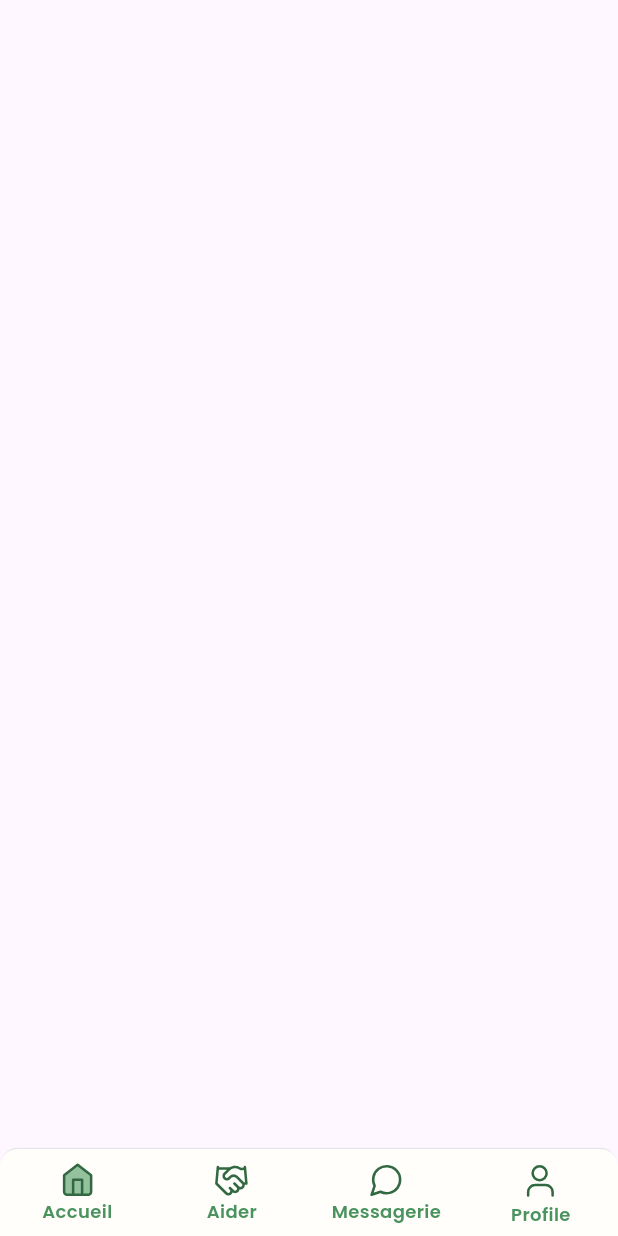
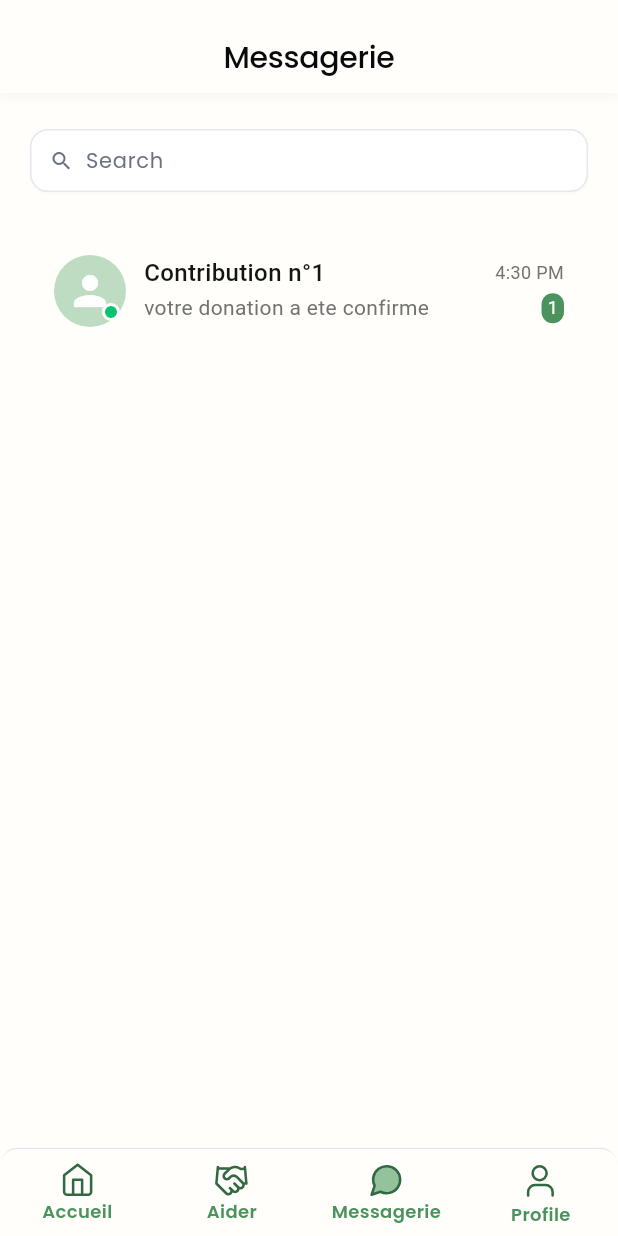
Before and after one commit to whales-team-jucktionXalgeries/al_insan_mobile_app, a Flutter app: the screen it shows after launch, on a phone screen of 412 x 824 dp. Run offline on Flutter 3.47's test engine with Material 3 defaults, Android fonts, the phone set to English and light mode, and no system bars; our stand-ins replace camera, diacritic, flutter_svg, gallery_saver, image_picker, supabase_flutter and 1 more; accounts and stored records are empty.

Commit message:
just finished empty chats page and full chats page

```diff
--- a/front-end/lib/components/footer.dart
+++ b/front-end/lib/components/footer.dart
@@ -1,14 +1,24 @@
 import 'package:al_insan_app_front/theme/colors.dart';
 import 'package:flutter/material.dart';
 import 'package:flutter_svg/flutter_svg.dart';
+import '../pages/chats.dart';
 
 class CustomFooter extends StatefulWidget {
+  final int selectedIndex;
+  const CustomFooter({Key? key, this.selectedIndex = 0}) : super(key: key);
+
   @override
   _CustomFooterState createState() => _CustomFooterState();
 }
 
 class _CustomFooterState extends State<CustomFooter> {
-  int _currentIndex = 0;
+  late int _currentIndex;
+
+  @override
+  void initState() {
+    super.initState();
+    _currentIndex = widget.selectedIndex;
+  }
 
   final List<String> _titles = ['Accueil', 'Aider', 'Messagerie', 'Profile'];
 
@@ -25,6 +35,17 @@ class _CustomFooterState extends State<CustomFooter> {
     'assets/icons/message-full.svg',
     'assets/icons/user_full.svg',
   ];
+
+  void _onItemTapped(int index) {
+    if (index == _currentIndex) return;
+    if (index == 2) {
+      Navigator.pushReplacement(
+        context,
+        MaterialPageRoute(builder: (context) => const ChatsPage()),
+      );
+    }
+    // Add navigation for other indices if needed
+  }
 
   @override
   Widget build(BuildContext context) {
@@ -65,11 +86,7 @@ class _CustomFooterState extends State<CustomFooter> {
           elevation: 0,
           iconSize: 32,
           currentIndex: _currentIndex,
-          onTap: (index) {
-            setState(() {
-              _currentIndex = index;
-            });
-          },
+          onTap: _onItemTapped,
           items: List.generate(_titles.length, (index) {
             return BottomNavigationBarItem(
               icon: SvgPicture.asset(
--- a/front-end/lib/main.dart
+++ b/front-end/lib/main.dart
@@ -2,6 +2,8 @@ import 'package:flutter/material.dart';
 import 'pages/welcome.dart';
 import '../../components/footer.dart';
 import 'pages/sign_up_page.dart';
+import 'pages/chats.dart';
+import 'pages/chats_full.dart';
 
 void main() {
   runApp(const MyApp());
@@ -15,17 +17,7 @@ class MyApp extends StatelessWidget {
     return MaterialApp(
       debugShowCheckedModeBanner: false,
       title: 'DevConnect',
-
-      home: Scaffold(
-        body: SingleChildScrollView(
-          child: Column(
-            children: [
-              // Your scrollable content here
-            ],
-          ),
-        ),
-        bottomNavigationBar: CustomFooter(),
-      ),
+      home: const ChatsFull(),
     );
   }
 }
--- /dev/null
+++ b/front-end/lib/pages/chats_full.dart
@@ -0,0 +1,281 @@
+import 'package:al_insan_app_front/theme/colors.dart';
+import 'package:flutter/material.dart';
+import '../../components/footer.dart';
+import 'conversation.dart';
+
+class ChatsFull extends StatefulWidget {
+  const ChatsFull({Key? key}) : super(key: key);
+
+  @override
+  State<ChatsFull> createState() => _ChatsFullState();
+}
+
+class _ChatsFullState extends State<ChatsFull> {
+  bool hasUnread = true;
+
+  @override
+  Widget build(BuildContext context) {
+    return Scaffold(
+      backgroundColor: AppColors.background,
+      body: SafeArea(
+        child: Column(
+          children: [
+            // Top section with white background (messagerie container)
+            Container(
+              width: 414,
+              padding: const EdgeInsets.symmetric(horizontal: 18, vertical: 12),
+              decoration: BoxDecoration(
+                color: AppColors.background,
+                boxShadow: [
+                  BoxShadow(
+                    color: Color(0x3FE4E4E7),
+                    blurRadius: 4,
+                    offset: Offset(0, 4),
+                    spreadRadius: 0,
+                  )
+                ],
+              ),
+              child: Row(
+                mainAxisSize: MainAxisSize.min,
+                mainAxisAlignment: MainAxisAlignment.center,
+                crossAxisAlignment: CrossAxisAlignment.center,
+                children: [
+                  Padding(
+                    padding: const EdgeInsets.only(top: 14),
+                    child: SizedBox(
+                      width: 294,
+                      child: Text(
+                        'Messagerie',
+                        textAlign: TextAlign.center,
+                        style: TextStyle(
+                          color: Color(0xFF09090B),
+                          fontSize: 20,
+                          fontFamily: 'Poppins',
+                          fontWeight: FontWeight.w500,
+                          height: 1.20,
+                          letterSpacing: -0.20,
+                        ),
+                      ),
+                    ),
+                  ),
+                ],
+              ),
+            ),
+            const SizedBox(height: 24),
+            Padding(
+              padding: const EdgeInsets.symmetric(horizontal: 20),
+              child: Column(
+                mainAxisSize: MainAxisSize.min,
+                mainAxisAlignment: MainAxisAlignment.start,
+                crossAxisAlignment: CrossAxisAlignment.start,
+                spacing: 10,
+                children: [
+                  Container(
+                    width: double.infinity,
+                    padding: const EdgeInsets.symmetric(horizontal: 12, vertical: 10),
+                    decoration: ShapeDecoration(
+                      color: Colors.white,
+                      shape: RoundedRectangleBorder(
+                        side: BorderSide(
+                          width: 1,
+                          color: const Color(0xFFE5E7EB),
+                        ),
+                        borderRadius: BorderRadius.circular(12),
+                      ),
+                      shadows: [
+                        BoxShadow(
+                          color: Color(0x051D293D),
+                          blurRadius: 0.50,
+                          offset: Offset(0, 1),
+                          spreadRadius: 0.05,
+                        )
+                      ],
+                    ),
+                    child: Row(
+                      mainAxisAlignment: MainAxisAlignment.start,
+                      crossAxisAlignment: CrossAxisAlignment.center,
+                      children: [
+                        SizedBox(
+                          width: 16,
+                          height: 16,
+                          child: Icon(
+                            Icons.search,
+                            size: 16,
+                            color: const Color(0xFF6A7282),
+                          ),
+                        ),
+                        const SizedBox(width: 8),
+                        Expanded(
+                          child: TextField(
+                            decoration: InputDecoration(
+                              hintText: 'Search',
+                              hintStyle: TextStyle(
+                                color: const Color(0xFF6A7282),
+                                fontSize: 14,
+                                fontFamily: 'Poppins',
+                                fontWeight: FontWeight.w400,
+                                height: 1.43,
+                              ),
+                              border: InputBorder.none,
+                              contentPadding: EdgeInsets.zero,
+                              isDense: true,
+                            ),
+                            style: TextStyle(
+                              color: const Color(0xFF09090B),
+                              fontSize: 14,
+                              fontFamily: 'Poppins',
+                              fontWeight: FontWeight.w400,
+                              height: 1.43,
+                            ),
+                          ),
+                        ),
+                      ],
+                    ),
+                  ),
+                  const SizedBox(height: 10),
+                  InkWell(
+                    onTap: () async {
+                      setState(() {
+                        hasUnread = false;
+                      });
+                      await Navigator.push(
+                        context,
+                        MaterialPageRoute(builder: (context) => const ConversationPage()),
+                      );
+                    },
+                    borderRadius: BorderRadius.circular(16),
+                    child: Container(
+                      margin: const EdgeInsets.only(bottom: 8),
+                      padding: const EdgeInsets.symmetric(horizontal: 16, vertical: 12),
+                      decoration: BoxDecoration(color: const Color(0xFFFFFEFB)),
+                      child: Row(
+                        crossAxisAlignment: CrossAxisAlignment.center,
+                        children: [
+                          Container(
+                            width: 48,
+                            height: 48,
+                            decoration: ShapeDecoration(
+                              color: const Color(0xFFBEDCC2),
+                              shape: RoundedRectangleBorder(
+                                borderRadius: BorderRadius.circular(1000),
+                              ),
+                            ),
+                            child: Stack(
+                              children: [
+                                Center(
+                                  child: Icon(
+                                    Icons.person,
+                                    color: Colors.white,
+                                    size: 32,
+                                  ),
+                                ),
+                                // Always show the green dot
+                                Positioned(
+                                  right: 4,
+                                  bottom: 4,
+                                  child: Container(
+                                    width: 12,
+                                    height: 12,
+                                    decoration: BoxDecoration(
+                                      color: Color(0xFF09C26F),
+                                      shape: BoxShape.circle,
+                                      border: Border.all(
+                                        color: Colors.white,
+                                        width: 2,
+                                      ),
+                                    ),
+                                  ),
+                                ),
+                              ],
+                            ),
+                          ),
+                          const SizedBox(width: 12),
+                          Expanded(
+                            child: Column(
+                              crossAxisAlignment: CrossAxisAlignment.start,
+                              children: [
+                                Row(
+                                  children: [
+                                    Expanded(
+                                      child: Text(
+                                        'Contribution n°1',
+                                        style: TextStyle(
+                                          color: const Color(0xFF141414),
+                                          fontSize: 16,
+                                          fontFamily: 'Roboto',
+                                          fontWeight: FontWeight.w500,
+                                          height: 1.20,
+                                        ),
+                                        overflow: TextOverflow.ellipsis,
+                                      ),
+                                    ),
+                                    Text(
+                                      '4:30 PM',
+                                      textAlign: TextAlign.right,
+                                      style: TextStyle(
+                                        color: const Color(0xFF727272),
+                                        fontSize: 12,
+                                        fontFamily: 'Roboto',
+                                        fontWeight: FontWeight.w400,
+                                        height: 1.20,
+                                      ),
+                                    ),
+                                  ],
+                                ),
+                                const SizedBox(height: 4),
+                                Row(
+                                  children: [
+                                    Expanded(
+                                      child: Text(
+                                        'votre donation a ete confirme',
+                                        style: TextStyle(
+                                          color: const Color(0xFF727272),
+                                          fontSize: 14,
+                                          fontFamily: 'Roboto',
+                                          fontWeight: FontWeight.w400,
+                                          height: 1.20,
+                                        ),
+                                        overflow: TextOverflow.ellipsis,
+                                      ),
+                                    ),
+                                    if (hasUnread)
+                                      Container(
+                                        height: 20,
+                                        padding: const EdgeInsets.symmetric(horizontal: 4, vertical: 3),
+                                        decoration: ShapeDecoration(
+                                          color: const Color(0xFF4B935E),
+                                          shape: RoundedRectangleBorder(
+                                            borderRadius: BorderRadius.circular(20),
+                                          ),
+                                        ),
+                                        child: Text(
+                                          '1',
+                                          textAlign: TextAlign.center,
+                                          style: TextStyle(
+                                            color: Colors.white,
+                                            fontSize: 12,
+                                            fontFamily: 'Roboto',
+                                            fontWeight: FontWeight.w400,
+                                            height: 1.20,
+                                          ),
+                                        ),
+                                      ),
+                                  ],
+                                ),
+                              ],
+                            ),
+                          ),
+                        ],
+                      ),
+                    ),
+                  ),
+                ],
+              ),
+            ),
+          ],
+        ),
+      ),
+      bottomNavigationBar: CustomFooter(selectedIndex: 2),
+    );
+  }
+}
```
Also changed, not shown: front-end/lib/pages/chats.dart (added, +328 -0 lines), front-end/lib/pages/conversation.dart (added, +60 -0 lines), front-end/assets/List _1.svg (added), front-end/assets/List_2.svg (added), front-end/assets/icons/search.svg (added).
